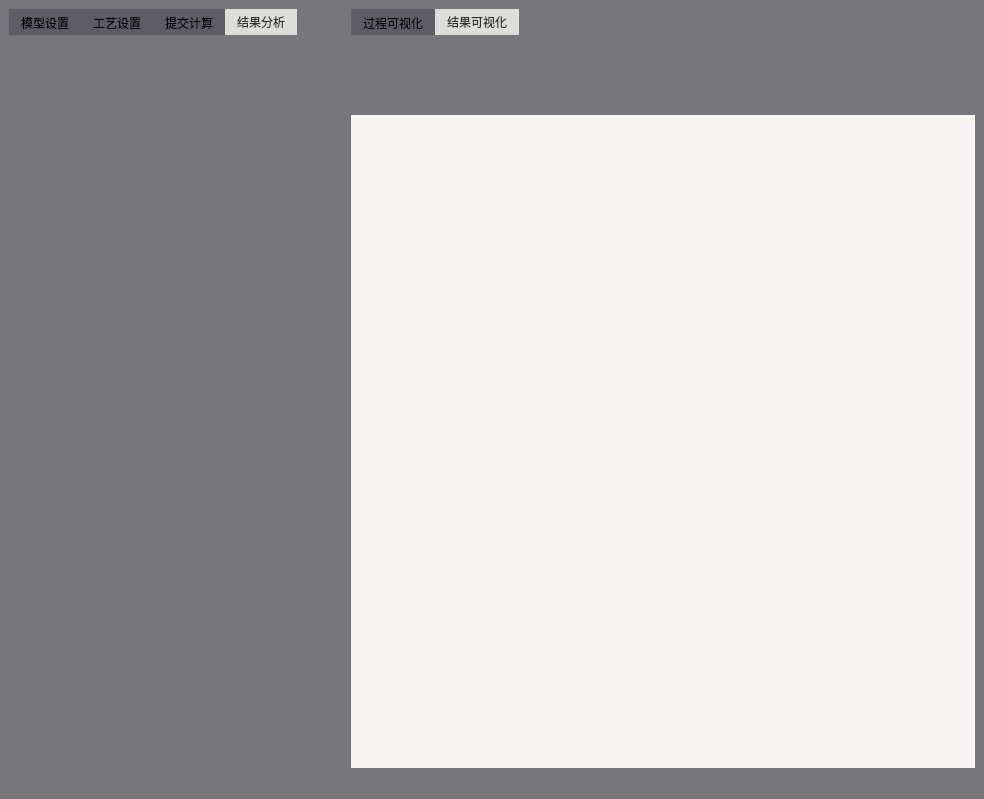
Qt form mainwindow.ui (bailizhidi/Tube) before a commit.
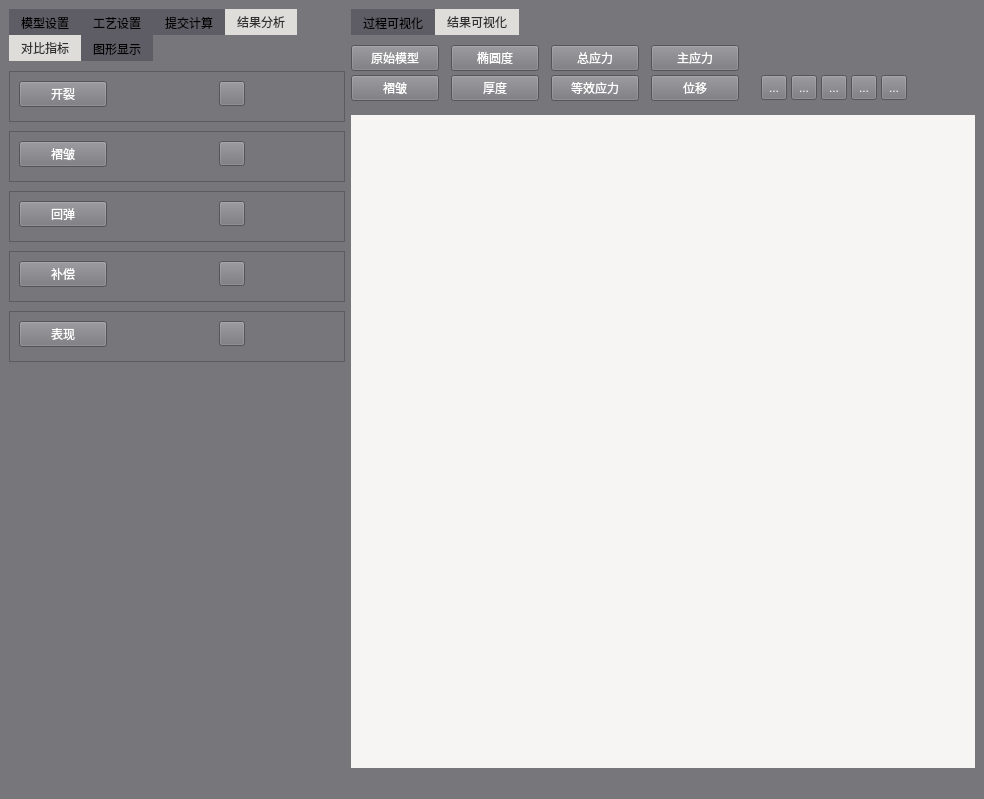
The same form after that commit. The open tabs and pages were chosen to show the change.

```diff
--- a/mainwindow.ui
+++ b/mainwindow.ui
@@ -1951,6 +1951,296 @@
        <attribute name="title">
         <string>结果分析</string>
        </attribute>
+       <widget class="QTabWidget" name="tabWidget_7">
+        <property name="geometry">
+         <rect>
+          <x>0</x>
+          <y>0</y>
+          <width>336</width>
+          <height>521</height>
+         </rect>
+        </property>
+        <property name="minimumSize">
+         <size>
+          <width>336</width>
+          <height>0</height>
+         </size>
+        </property>
+        <property name="maximumSize">
+         <size>
+          <width>336</width>
+          <height>16777215</height>
+         </size>
+        </property>
+        <property name="currentIndex">
+         <number>0</number>
+        </property>
+        <widget class="QWidget" name="tab_16">
+         <attribute name="title">
+          <string>对比指标</string>
+         </attribute>
+         <widget class="QListView" name="listView_5">
+          <property name="geometry">
+           <rect>
+            <x>0</x>
+            <y>10</y>
+            <width>336</width>
+            <height>51</height>
+           </rect>
+          </property>
+          <property name="minimumSize">
+           <size>
+            <width>336</width>
+            <height>0</height>
+           </size>
+          </property>
+          <property name="maximumSize">
+           <size>
+            <width>336</width>
+            <height>16777215</height>
+           </size>
+          </property>
+         </widget>
+         <widget class="QPushButton" name="pushButton_splits">
+          <property name="geometry">
+           <rect>
+            <x>10</x>
+            <y>20</y>
+            <width>88</width>
+            <height>26</height>
+           </rect>
+          </property>
+          <property name="styleSheet">
+           <string notr="true">color: rgb(255, 255, 255);</string>
+          </property>
+          <property name="text">
+           <string>开裂</string>
+          </property>
+         </widget>
+         <widget class="QToolButton" name="toolButton_splits_or">
+          <property name="geometry">
+           <rect>
+            <x>210</x>
+            <y>20</y>
+            <width>26</width>
+            <height>25</height>
+           </rect>
+          </property>
+          <property name="text">
+           <string/>
+          </property>
+         </widget>
+         <widget class="QListView" name="listView_6">
+          <property name="geometry">
+           <rect>
+            <x>0</x>
+            <y>70</y>
+            <width>336</width>
+            <height>51</height>
+           </rect>
+          </property>
+          <property name="minimumSize">
+           <size>
+            <width>336</width>
+            <height>0</height>
+           </size>
+          </property>
+          <property name="maximumSize">
+           <size>
+            <width>336</width>
+            <height>16777215</height>
+           </size>
+          </property>
+         </widget>
+         <widget class="QPushButton" name="pushButton_wrinkles">
+          <property name="geometry">
+           <rect>
+            <x>10</x>
+            <y>80</y>
+            <width>88</width>
+            <height>26</height>
+           </rect>
+          </property>
+          <property name="styleSheet">
+           <string notr="true">color: rgb(255, 255, 255);</string>
+          </property>
+          <property name="text">
+           <string>褶皱</string>
+          </property>
+         </widget>
+         <widget class="QToolButton" name="toolButton_wrinkles_or">
+          <property name="geometry">
+           <rect>
+            <x>210</x>
+            <y>80</y>
+            <width>26</width>
+            <height>25</height>
+           </rect>
+          </property>
+          <property name="text">
+           <string/>
+          </property>
+         </widget>
+         <widget class="QListView" name="listView_7">
+          <property name="geometry">
+           <rect>
+            <x>0</x>
+            <y>130</y>
+            <width>336</width>
+            <height>51</height>
+           </rect>
+          </property>
+          <property name="minimumSize">
+           <size>
+            <width>336</width>
+            <height>0</height>
+           </size>
+          </property>
+          <property name="maximumSize">
+           <size>
+            <width>336</width>
+            <height>16777215</height>
+           </size>
+          </property>
+         </widget>
+         <widget class="QPushButton" name="pushButton_springback">
+          <property name="geometry">
+           <rect>
+            <x>10</x>
+            <y>140</y>
+            <width>88</width>
+            <height>26</height>
+           </rect>
+          </property>
+          <property name="styleSheet">
+           <string notr="true">color: rgb(255, 255, 255);</string>
+          </property>
+          <property name="text">
+           <string>回弹</string>
+          </property>
+         </widget>
+         <widget class="QToolButton" name="toolButton_springback_or">
+          <property name="geometry">
+           <rect>
+            <x>210</x>
+            <y>140</y>
+            <width>26</width>
+            <height>25</height>
+           </rect>
+          </property>
+          <property name="text">
+           <string/>
+          </property>
+         </widget>
+         <widget class="QListView" name="listView_8">
+          <property name="geometry">
+           <rect>
+            <x>0</x>
+            <y>190</y>
+            <width>336</width>
+            <height>51</height>
+           </rect>
+          </property>
+          <property name="minimumSize">
+           <size>
+            <width>336</width>
+            <height>0</height>
+           </size>
+          </property>
+          <property name="maximumSize">
+           <size>
+            <width>336</width>
+            <height>16777215</height>
+           </size>
+          </property>
+         </widget>
+         <widget class="QListView" name="listView_9">
+          <property name="geometry">
+           <rect>
+            <x>0</x>
+            <y>250</y>
+            <width>336</width>
+            <height>51</height>
+           </rect>
+          </property>
+          <property name="minimumSize">
+           <size>
+            <width>336</width>
+            <height>0</height>
+           </size>
+          </property>
+          <property name="maximumSize">
+           <size>
+            <width>336</width>
+            <height>16777215</height>
+           </size>
+          </property>
+         </widget>
+         <widget class="QPushButton" name="pushButton_compensation">
+          <property name="geometry">
+           <rect>
+            <x>10</x>
+            <y>200</y>
+            <width>88</width>
+            <height>26</height>
+           </rect>
+          </property>
+          <property name="styleSheet">
+           <string notr="true">color: rgb(255, 255, 255);</string>
+          </property>
+          <property name="text">
+           <string>补偿</string>
+          </property>
+         </widget>
+         <widget class="QPushButton" name="pushButton_performance">
+          <property name="geometry">
+           <rect>
+            <x>10</x>
+            <y>260</y>
+            <width>88</width>
+            <height>26</height>
+           </rect>
+          </property>
+          <property name="styleSheet">
+           <string notr="true">color: rgb(255, 255, 255);</string>
+          </property>
+          <property name="text">
+           <string>表现</string>
+          </property>
+         </widget>
+         <widget class="QToolButton" name="toolButton_compensation_or">
+          <property name="geometry">
+           <rect>
+            <x>210</x>
+            <y>200</y>
+            <width>26</width>
+            <height>25</height>
+           </rect>
+          </property>
+          <property name="text">
+           <string/>
+          </property>
+         </widget>
+         <widget class="QToolButton" name="toolButton_performance_or">
+          <property name="geometry">
+           <rect>
+            <x>210</x>
+            <y>260</y>
+            <width>26</width>
+            <height>25</height>
+           </rect>
+          </property>
+          <property name="text">
+           <string/>
+          </property>
+         </widget>
+        </widget>
+        <widget class="QWidget" name="tab_18">
+         <attribute name="title">
+          <string>图形显示</string>
+         </attribute>
+        </widget>
+       </widget>
       </widget>
      </widget>
     </item>
@@ -2072,6 +2362,214 @@
        <attribute name="title">
         <string>结果可视化</string>
        </attribute>
+       <widget class="QPushButton" name="pushButton_thickness_all">
+        <property name="geometry">
+         <rect>
+          <x>100</x>
+          <y>40</y>
+          <width>88</width>
+          <height>26</height>
+         </rect>
+        </property>
+        <property name="styleSheet">
+         <string notr="true">color: rgb(255, 255, 255);</string>
+        </property>
+        <property name="text">
+         <string>厚度</string>
+        </property>
+       </widget>
+       <widget class="QPushButton" name="pushButton_wrinkles_all">
+        <property name="geometry">
+         <rect>
+          <x>0</x>
+          <y>40</y>
+          <width>88</width>
+          <height>26</height>
+         </rect>
+        </property>
+        <property name="styleSheet">
+         <string notr="true">color: rgb(255, 255, 255);</string>
+        </property>
+        <property name="text">
+         <string>褶皱</string>
+        </property>
+       </widget>
+       <widget class="QPushButton" name="pushButton_ovality_all">
+        <property name="geometry">
+         <rect>
+          <x>100</x>
+          <y>10</y>
+          <width>88</width>
+          <height>26</height>
+         </rect>
+        </property>
+        <property name="styleSheet">
+         <string notr="true">color: rgb(255, 255, 255);</string>
+        </property>
+        <property name="text">
+         <string>椭圆度</string>
+        </property>
+       </widget>
+       <widget class="QPushButton" name="pushButton_init_all">
+        <property name="geometry">
+         <rect>
+          <x>0</x>
+          <y>10</y>
+          <width>88</width>
+          <height>26</height>
+         </rect>
+        </property>
+        <property name="styleSheet">
+         <string notr="true">color: rgb(255, 255, 255);</string>
+        </property>
+        <property name="text">
+         <string>原始模型</string>
+        </property>
+       </widget>
+       <widget class="QPushButton" name="pushButton_S">
+        <property name="geometry">
+         <rect>
+          <x>200</x>
+          <y>10</y>
+          <width>88</width>
+          <height>26</height>
+         </rect>
+        </property>
+        <property name="styleSheet">
+         <string notr="true">color: rgb(255, 255, 255);</string>
+        </property>
+        <property name="text">
+         <string>总应力</string>
+        </property>
+       </widget>
+       <widget class="QPushButton" name="pushButton_S_Mises">
+        <property name="geometry">
+         <rect>
+          <x>200</x>
+          <y>40</y>
+          <width>88</width>
+          <height>26</height>
+         </rect>
+        </property>
+        <property name="styleSheet">
+         <string notr="true">color: rgb(255, 255, 255);</string>
+        </property>
+        <property name="text">
+         <string>等效应力</string>
+        </property>
+       </widget>
+       <widget class="QPushButton" name="pushButton_S_principal">
+        <property name="geometry">
+         <rect>
+          <x>300</x>
+          <y>10</y>
+          <width>88</width>
+          <height>26</height>
+         </rect>
+        </property>
+        <property name="styleSheet">
+         <string notr="true">color: rgb(255, 255, 255);</string>
+        </property>
+        <property name="text">
+         <string>主应力</string>
+        </property>
+       </widget>
+       <widget class="QPushButton" name="pushButton_U">
+        <property name="geometry">
+         <rect>
+          <x>300</x>
+          <y>40</y>
+          <width>88</width>
+          <height>26</height>
+         </rect>
+        </property>
+        <property name="styleSheet">
+         <string notr="true">color: rgb(255, 255, 255);</string>
+        </property>
+        <property name="text">
+         <string>位移</string>
+        </property>
+       </widget>
+       <widget class="QToolButton" name="toolButton">
+        <property name="geometry">
+         <rect>
+          <x>410</x>
+          <y>40</y>
+          <width>26</width>
+          <height>25</height>
+         </rect>
+        </property>
+        <property name="styleSheet">
+         <string notr="true">color: rgb(255, 255, 255);</string>
+        </property>
+        <property name="text">
+         <string>...</string>
+        </property>
+       </widget>
+       <widget class="QToolButton" name="toolButton_2">
+        <property name="geometry">
+         <rect>
+          <x>440</x>
+          <y>40</y>
+          <width>26</width>
+          <height>25</height>
+         </rect>
+        </property>
+        <property name="styleSheet">
+         <string notr="true">color: rgb(255, 255, 255);</string>
+        </property>
+        <property name="text">
+         <string>...</string>
+        </property>
+       </widget>
+       <widget class="QToolButton" name="toolButton_3">
+        <property name="geometry">
+         <rect>
+          <x>470</x>
+          <y>40</y>
+          <width>26</width>
+          <height>25</height>
+         </rect>
+        </property>
+        <property name="styleSheet">
+         <string notr="true">color: rgb(255, 255, 255);</string>
+        </property>
+        <property name="text">
+         <string>...</string>
+        </property>
+       </widget>
+       <widget class="QToolButton" name="toolButton_4">
+        <property name="geometry">
+         <rect>
+          <x>500</x>
+          <y>40</y>
+          <width>26</width>
+          <height>25</height>
+         </rect>
+        </property>
+        <property name="styleSheet">
+         <string notr="true">color: rgb(255, 255, 255);</string>
+        </property>
+        <property name="text">
+         <string>...</string>
+        </property>
+       </widget>
+       <widget class="QToolButton" name="toolButton_5">
+        <property name="geometry">
+         <rect>
+          <x>530</x>
+          <y>40</y>
+          <width>26</width>
+          <height>25</height>
+         </rect>
+        </property>
+        <property name="styleSheet">
+         <string notr="true">color: rgb(255, 255, 255);</string>
+        </property>
+        <property name="text">
+         <string>...</string>
+        </property>
+       </widget>
       </widget>
      </widget>
     </item>
```
Left out of the diff: 4 changed lines with no effect on the pictures.
